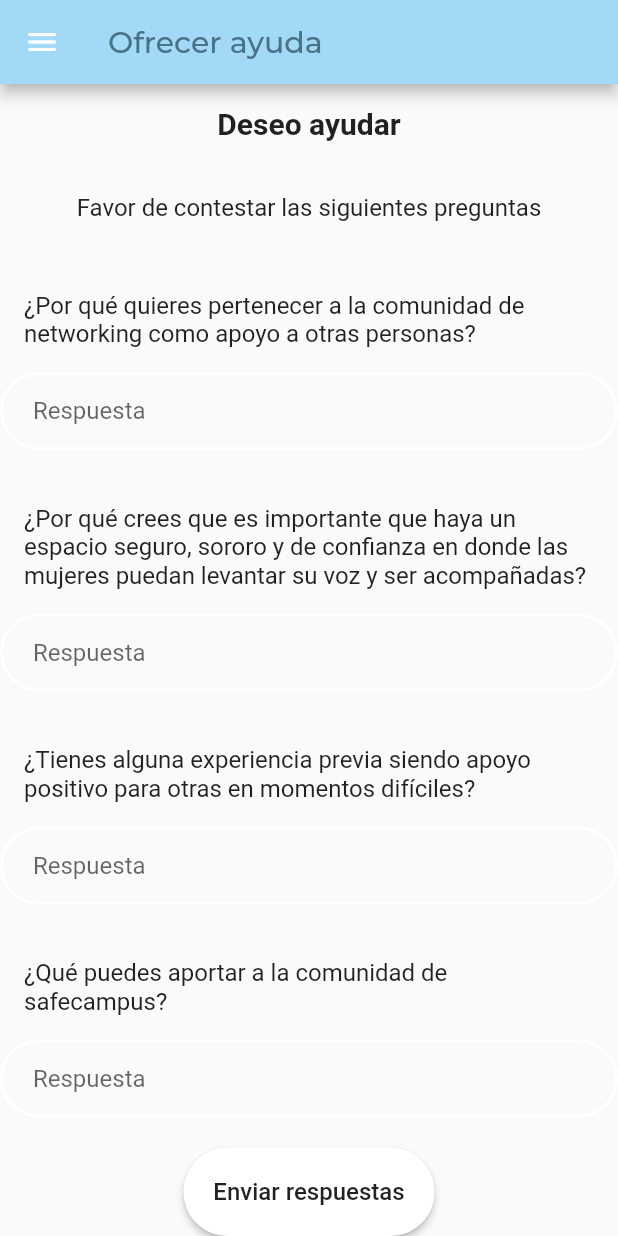
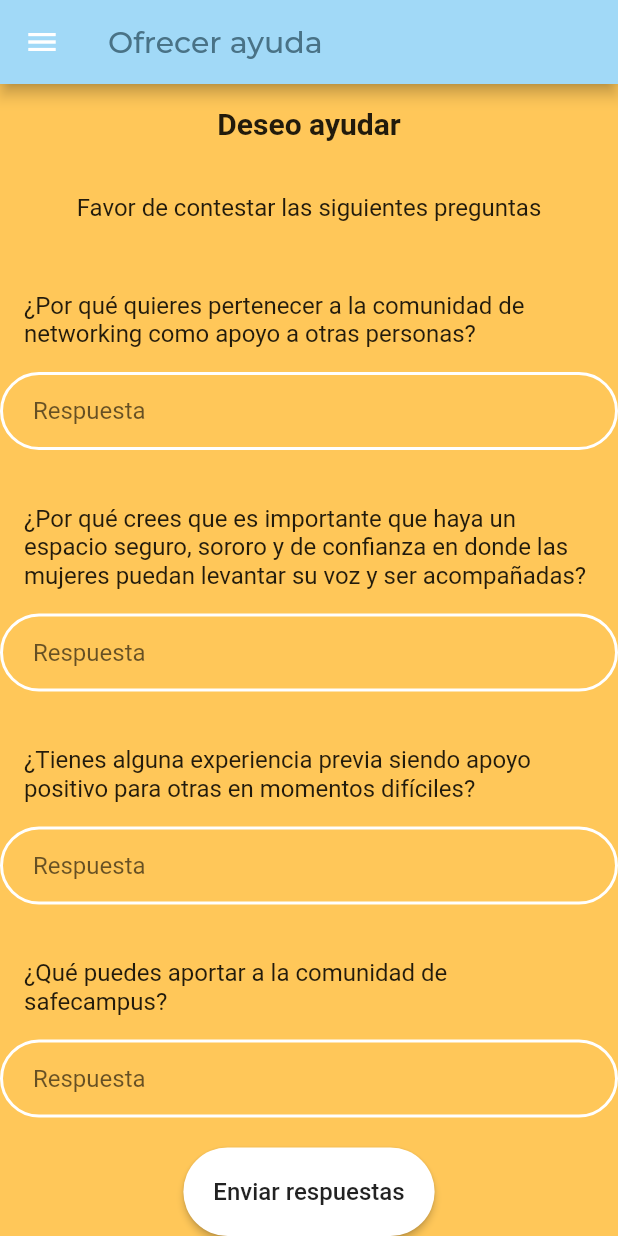
Before and after one commit to sanchezpili6/SafeCampus, a Flutter app: the screen it shows after launch, in the side drawer, after a tap on "Quiero ayudar", on a phone screen of 412 x 824 dp. Run offline on Flutter 3.47's test engine with Material 2 defaults, Android fonts, the phone set to English and light mode, and no system bars; our stand-ins replace google_fonts.

Commit message:
cambio de color de fondo pedir ayuda

```diff
--- a/lib/screens/provideHelp.dart
+++ b/lib/screens/provideHelp.dart
@@ -8,6 +8,7 @@ class ProvideHelp extends StatelessWidget {
   @override
   Widget build(BuildContext context) {
     return Scaffold(
+      backgroundColor: kContraste1,
         drawer: Hamburguesita(),
         appBar: AppBar(
             backgroundColor: kPrimaryColor,
```
